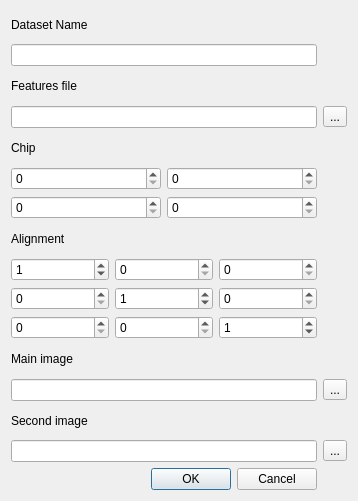
Old version of the form src/data/datasetImporter.ui in the repository jfnavarro/st_viewer.
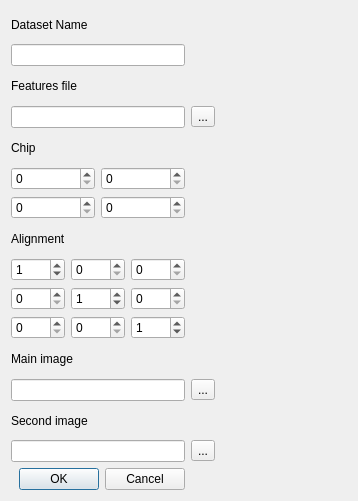
New version of the form.

Commit message: Fixed bugs and improvements in the selections and datasets views

What changed in the file:
```diff
--- a/src/data/datasetImporter.ui
+++ b/src/data/datasetImporter.ui
@@ -191,6 +191,19 @@
      </property>
     </widget>
    </item>
+   <item row="5" column="1">
+    <spacer name="horizontalSpacer">
+     <property name="orientation">
+      <enum>Qt::Horizontal</enum>
+     </property>
+     <property name="sizeHint" stdset="0">
+      <size>
+       <width>40</width>
+       <height>20</height>
+      </size>
+     </property>
+    </spacer>
+   </item>
   </layout>
  </widget>
  <resources/>
```
The commit also changes 2 other files.
